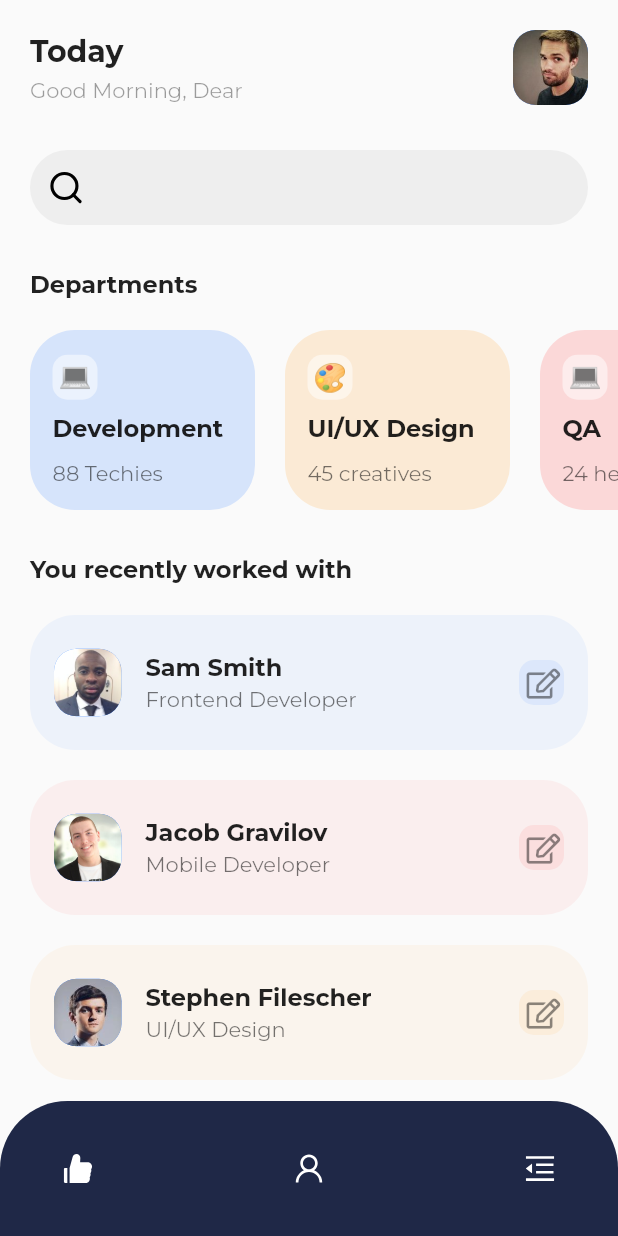
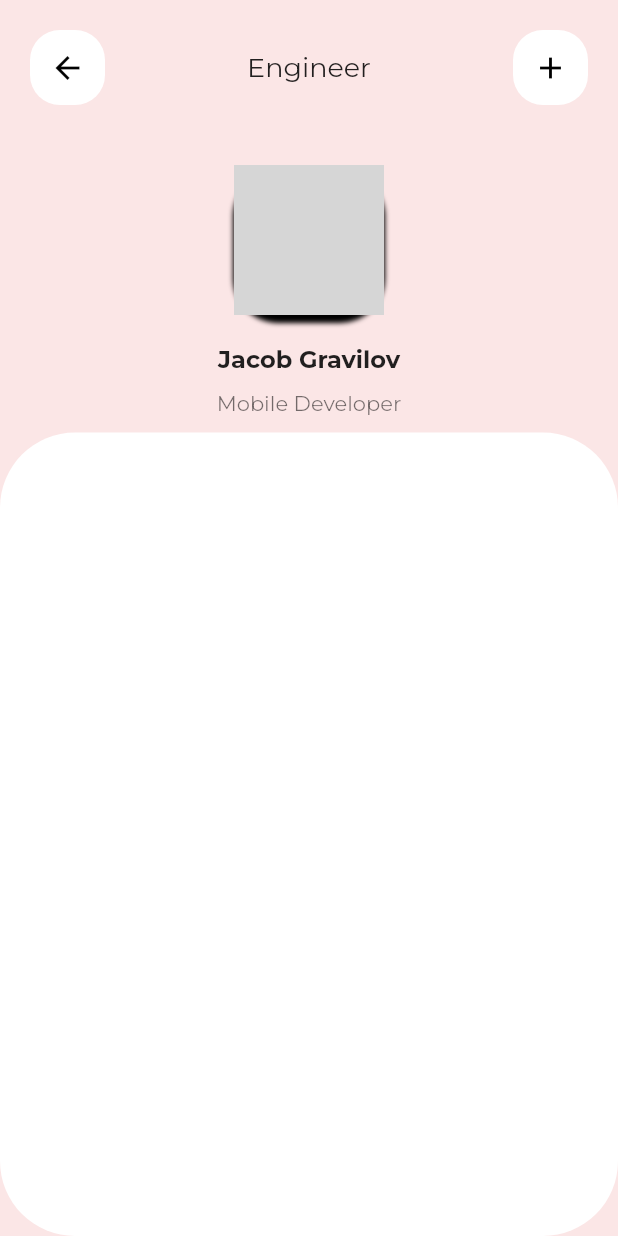
Before and after one commit to MaikolSoro/HR_ManagementApp, a Flutter app: the screen it shows after launch, after a tap on "Jacob Gravilov", on a phone screen of 412 x 824 dp. Run offline on Flutter 3.47's test engine with Material 2 defaults, Android fonts, the phone set to English and light mode, and no system bars; our stand-ins replace flutter_vector_icons, google_fonts; grey boxes are pictures that could not be loaded.

Commit message:
WorkerDetailsScreen

```diff
--- a/lib/screens/home_screen.dart
+++ b/lib/screens/home_screen.dart
@@ -1,5 +1,7 @@
 import 'package:flutter/material.dart';
 import 'package:flutter_vector_icons/flutter_vector_icons.dart';
+
+import 'worker_details_screen.dart';
 
 class HomeScreen extends StatefulWidget {
   const HomeScreen({super.key});
@@ -197,14 +199,18 @@ class _HomeScreenState extends State<HomeScreen> {
           } else {
             _job = "Designer";
           }
-          /* Navigator.push(
+          Navigator.push(
             context,
             MaterialPageRoute(
-              builder: (context) => WorkerDetailsScreen(),
+              builder: (context) => WorkerDetailsScreen(
+                name: name,
+                image: image,
+                color: color,
+                jobTitle: title,
+                job: _job,
+              ),
             ),
-
           );
-          */
         },
         child: Container(
           width: double.infinity,
--- /dev/null
+++ b/lib/screens/worker_details_screen.dart
@@ -0,0 +1,145 @@
+import 'package:flutter/material.dart';
+
+class WorkerDetailsScreen extends StatelessWidget {
+  final String name;
+  final String image;
+  final Color color;
+  final String job;
+  final String jobTitle;
+
+  const WorkerDetailsScreen(
+      {super.key,
+      required this.name,
+      required this.image,
+      required this.color,
+      required this.job,
+      required this.jobTitle});
+  @override
+  Widget build(BuildContext context) {
+    return SafeArea(
+      child: Scaffold(
+        extendBodyBehindAppBar: true,
+        body: Container(
+          color: color.withOpacity(0.12),
+          child: Stack(
+            children: [
+              Stack(
+                children: [
+                  Column(
+                    mainAxisAlignment: MainAxisAlignment.start,
+                    children: [
+                      Padding(
+                        padding: EdgeInsets.only(left: 20, right: 20, top: 20),
+                        child: Row(
+                          mainAxisAlignment: MainAxisAlignment.spaceBetween,
+                          children: [
+                            InkWell(
+                              onTap: () {
+                                Navigator.pop(context);
+                              },
+                              child: Container(
+                                width: 50,
+                                height: 50,
+                                decoration: BoxDecoration(
+                                  borderRadius: BorderRadius.circular(20),
+                                  color: Colors.white,
+                                ),
+                                child: Icon(
+                                  Icons.arrow_back,
+                                  color: Colors.black,
+                                ),
+                              ),
+                            ),
+                            Center(
+                              child: Text(
+                                job,
+                                style: TextStyle(
+                                  fontSize: 18,
+                                ),
+                              ),
+                            ),
+                            Container(
+                              width: 50,
+                              height: 50,
+                              decoration: BoxDecoration(
+                                borderRadius: BorderRadius.circular(20),
+                                color: Colors.white,
+                              ),
+                              child: Icon(
+                                Icons.add,
+                                color: Colors.black,
+                              ),
+                            )
+                          ],
+                        ),
+                      ),
+                      Center(
+                        child: Container(
+                          margin: EdgeInsets.only(
+                            top: 40,
+                          ),
+                          height: 100,
+                          width: 100,
+                          decoration: BoxDecoration(
+                            borderRadius: BorderRadius.circular(30),
+                            color: Colors.blueAccent,
+                            image: DecorationImage(
+                              image: AssetImage("image"),
+                              fit: BoxFit.cover,
+                            ),
+                            boxShadow: [
+                              BoxShadow(
+                                spreadRadius: 0.1,
+                                blurRadius: 2,
+                                offset: Offset(0, 5),
+                              )
+                            ],
+                          ),
+                        ),
+                      ),
+                      SizedBox(
+                        height: 20,
+                      ),
+                      Center(
+                        child: Text(
+                          name,
+                          style: TextStyle(
+                            fontSize: 16,
+                            fontWeight: FontWeight.bold,
+                          ),
+                        ),
+                      ),
+                      SizedBox(
+                        height: 10,
+                      ),
+                      Center(
+                        child: Text(
+                          jobTitle,
+                          style: TextStyle(
+                            color: Colors.black54,
+                          ),
+                        ),
+                      ),
+                    ],
+                  ),
+                ],
+              ),
+              DraggableScrollableSheet(
+                initialChildSize: 0.65,
+                builder: (context, scrollController) {
+                  return Container(
+                    padding: EdgeInsets.only(),
+                    decoration: BoxDecoration(
+                      color: Colors.white,
+                      borderRadius: BorderRadius.circular(50),
+                    ),
+                  );
+                },
+              ),
+            ],
+          ),
+        ),
+      ),
+    );
+  }
+}
```
